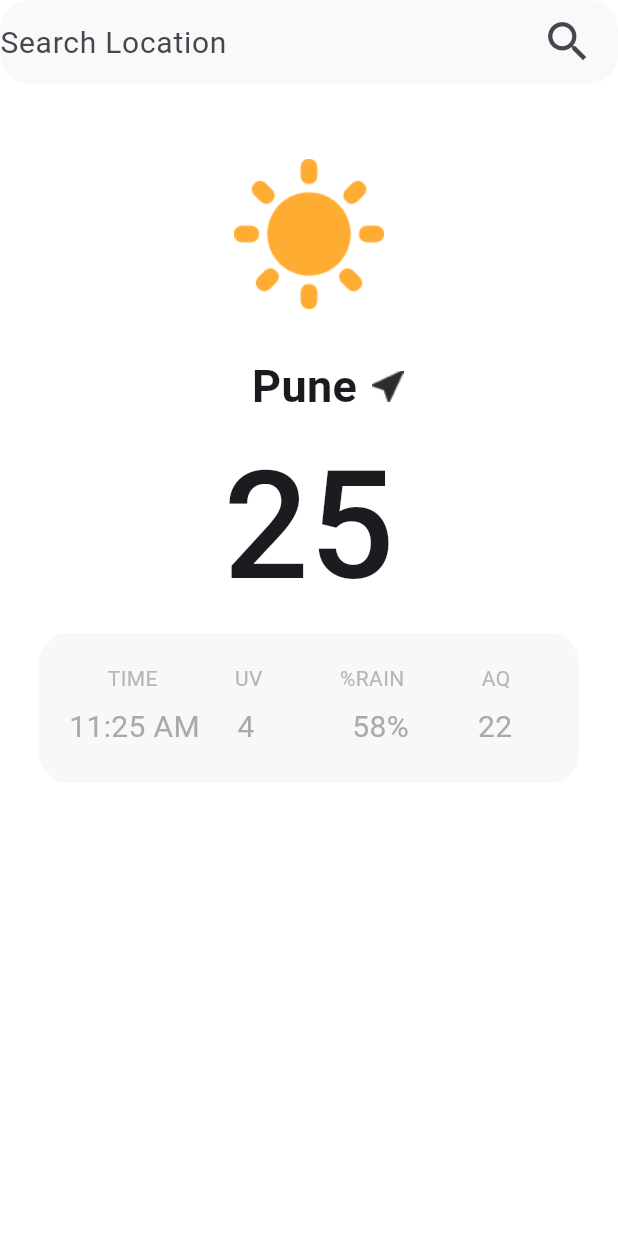
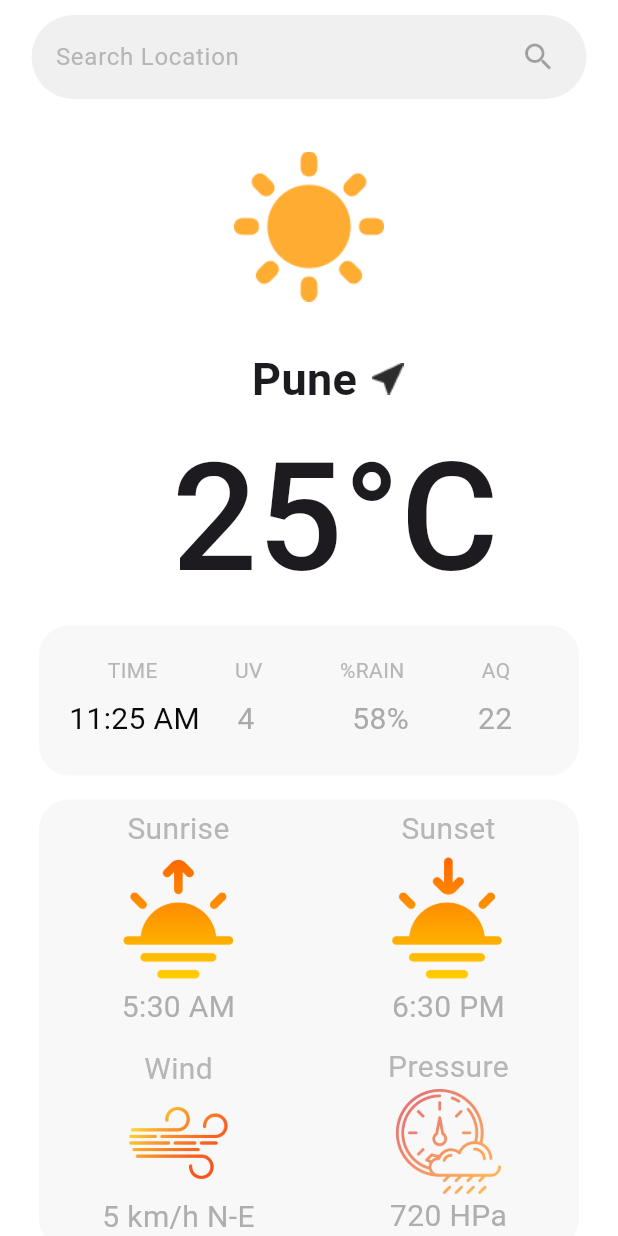
Before and after one commit to FragsterDev/weather-app-flutter, a Flutter app: the screen it shows after launch, on a phone screen of 412 x 824 dp. Run offline on Flutter 3.47's test engine with Material 3 defaults, Android fonts, the phone set to English and light mode, and no system bars.

Commit message:
new design addition and changes

```diff
--- a/lib/pages/weatherpage.dart
+++ b/lib/pages/weatherpage.dart
@@ -1,6 +1,12 @@
 // ignore_for_file: prefer_const_literals_to_create_immutables
 
 import 'package:flutter/material.dart';
+import 'package:weather_app/widgets/temparature_display.dart';
+import '../widgets/searchbar.dart';
+import '../widgets/weatherimage.dart';
+import '../widgets/cityshow.dart';
+import '../widgets/midinfo.dart';
+import '../widgets/bottominfo.dart';
 
 class WeatherPage extends StatefulWidget {
   const WeatherPage({super.key});
@@ -15,92 +21,19 @@ class _WeatherPageState extends State<WeatherPage> {
     return Scaffold(
       backgroundColor: Color.fromARGB(255, 255, 255, 255),
       body: SafeArea(
-        child: Container(
+        child: SingleChildScrollView(
           child: Column(
           children: [
-            Container(
-              decoration: BoxDecoration(
-                borderRadius: BorderRadius.circular(20),
-                color: Color.fromARGB(255, 249, 249, 249)
-              ),
-              child: TextFormField(
-                cursorHeight: 30,
-                decoration: InputDecoration(
-                  floatingLabelBehavior: FloatingLabelBehavior.never,
-                  suffixIcon: Padding(
-                    padding: const EdgeInsets.fromLTRB(8,8,16,8),
-                    child: InkWell(
-                      onTap: () => {},
-                      child: Icon(Icons.search, size: 35,),
-                    ),
-                  ),
-                  // contentPadding: EdgeInsets.all(15),
-                  label: Text('Search Location', style: TextStyle(fontSize: 20),),
-                  border: InputBorder.none,
-                  // border: OutlineInputBorder(
-                  //   borderRadius: BorderRadius.circular(20)
-                  // )
-                ),
-              ),
-            ),
-            SizedBox(height: 50),
-            Container(
-              width: 100,
-              height: 100,
-              // color: Colors.grey,
-              child: Image.asset("assets/icons/Group.png"),
-            ),
+            SizedBox(height: 10,),
+            Searchbar(),
+            SizedBox(height: 35),
+            Weatherimage(),
             SizedBox(height: 30),
-            Container(
-              child: Row(
-                mainAxisAlignment: MainAxisAlignment.center,
-                children: [
-                  SizedBox(width: 25,),
-                  Text('Pune',style: TextStyle(fontSize: 30, fontWeight: FontWeight.bold),),
-                  SizedBox(width: 10,),
-                  Image.asset('assets/icons/Vector.png')
-                ],
-              ),
-            ),
-            Text('25',style: TextStyle(fontSize: 100, fontWeight: FontWeight.w500),),
-            Container(
-              width: 360,
-              height: 100,
-              // color: const Color.fromARGB(255, 248, 248, 248),
-              decoration: BoxDecoration(
-                borderRadius: BorderRadius.circular(20),
-                color: const Color.fromARGB(255, 248, 248, 248),
-              ),
-              child: Column(
-                children: [
-                  Padding(
-                    padding: const EdgeInsets.fromLTRB(20,20,20,8),
-                    child: Row(
-                      mainAxisAlignment: MainAxisAlignment.spaceAround,
-                      children: [
-                        Text('TIME',style: TextStyle(color: Color.fromARGB(255, 182, 182, 182)),),
-                        Text('UV', style: TextStyle(color: Color.fromARGB(255, 182, 182, 182))),
-                        Text('%RAIN', style: TextStyle(color: Color.fromARGB(255, 182, 182, 182))),
-                        Text('AQ', style: TextStyle(color: Color.fromARGB(255, 182, 182, 182))),
-                        ],
-                    ),
-                  ),
-                  Row(
-                    // mainAxisAlignment: MainAxisAlignment.spaceAround,
-                    children: [
-                      SizedBox(width:20,),
-                      Text('11:25 AM',style: TextStyle(color: Color.fromARGB(255, 170, 170, 170), fontSize: 20),),
-                      SizedBox(width:25,),
-                      Text('4', style: TextStyle(color: Color.fromARGB(255, 170, 170, 170), fontSize: 20),),
-                      SizedBox(width:65,),
-                      Text('58%', style: TextStyle(color: Color.fromARGB(255, 170, 170, 170), fontSize: 20),),
-                      SizedBox(width:46,),
-                      Text('22', style: TextStyle(color: Color.fromARGB(255, 170, 170, 170), fontSize: 20),),
-                      ],
-                  )
-                ],
-              ),
-            )
+            City(),
+            TemperatureDisplay(),
+            MidInfo(),
+            SizedBox(height: 16,),
+            BottomInfo(),
           ],
                 ),
         ),),
--- /dev/null
+++ b/lib/widgets/bottominfo.dart
@@ -0,0 +1,80 @@
+import 'package:flutter/material.dart';
+
+class BottomInfo extends StatelessWidget {
+  const BottomInfo({super.key});
+
+  @override
+  Widget build(BuildContext context) {
+    return Container(
+              width: 360,
+              height: 300,
+              decoration: BoxDecoration(
+                borderRadius: BorderRadius.circular(20),
+                color: const Color.fromARGB(255, 248, 248, 248),
+              ),
+              child: Row(
+                mainAxisAlignment: MainAxisAlignment.spaceAround,
+                children: [
+                  Column(
+                    children: [
+                      SizedBox(height: 5,),
+                      Column(
+                        children: [
+
+                          Text('Sunrise', style: TextStyle(fontSize: 20, color: Color.fromARGB(255, 182, 182, 182)),),
+                          SizedBox(
+                            width: 90,
+                            height: 90,
+                            child: Image.asset('assets/icons/sunrise.png'),
+                          ),
+                          Text('5:30 AM', style: TextStyle(fontSize: 20, color: Color.fromARGB(255, 174, 174, 174)),)
+                        ],
+                      ),
+                      SizedBox(height: 12,),
+                      Column(
+                        children: [
+                          Text('Wind', style: TextStyle(fontSize: 20, color: Color.fromARGB(255, 182, 182, 182)),),
+                          SizedBox(
+                            width: 70,
+                            height: 70,
+                            child: Image.asset('assets/icons/wind.png'),
+                          ),
+                          Text('5 km/h N-E', style: TextStyle(fontSize: 20, color: Color.fromARGB(255, 174, 174, 174)),)
+                        ],
+                      ),
+
+                    ],
+                  ),
+                  Column(
+                    children: [
+                      SizedBox(height: 5,),
+                      Column(
+                        children: [
+                          Text('Sunset', style: TextStyle(fontSize: 20, color: Color.fromARGB(255, 182, 182, 182)),),
+                          SizedBox(
+                            width: 90,
+                            height: 90,
+                            child: Image.asset('assets/icons/sunset.png'),
+                          ),
+                          Text('6:30 PM', style: TextStyle(fontSize: 20, color: Color.fromARGB(255, 174, 174, 174)),)
+                        ],
+                      ),
+                      SizedBox(height: 11,),
+                      Column(
+                        children: [
+                          Text('Pressure', style: TextStyle(fontSize: 20, color: Color.fromARGB(255, 182, 182, 182)),),
+                          SizedBox(
+                            width: 70,
+                            height: 70,
+                            child: Image.asset('assets/icons/pressure.png'),
+                          ),
+                          Text('720 HPa', style: TextStyle(fontSize: 20, color: Color.fromARGB(255, 174, 174, 174)),)
+                        ],
+                      )
+                    ],
+                  ),
+                ],
+              ),
+            );
+  }
+}
--- /dev/null
+++ b/lib/widgets/cityshow.dart
@@ -0,0 +1,18 @@
+import 'package:flutter/material.dart';
+
+class City extends StatelessWidget {
+  const City({super.key});
+
+  @override
+  Widget build(BuildContext context) {
+    return Row(
+              mainAxisAlignment: MainAxisAlignment.center,
+              children: [
+                SizedBox(width: 25,),
+                Text('Pune',style: TextStyle(fontSize: 30, fontWeight: FontWeight.bold),),
+                SizedBox(width: 10,),
+                Image.asset('assets/icons/Vector.png')
+              ],
+            );
+  }
+}
--- /dev/null
+++ b/lib/widgets/midinfo.dart
@@ -0,0 +1,47 @@
+import 'package:flutter/material.dart';
+
+class MidInfo extends StatelessWidget {
+  const MidInfo({super.key});
+
+  @override
+  Widget build(BuildContext context) {
+    return Container(
+              width: 360,
+              height: 100,
+              // color: const Color.fromARGB(255, 248, 248, 248),
+              decoration: BoxDecoration(
+                borderRadius: BorderRadius.circular(20),
+                color: const Color.fromARGB(255, 248, 248, 248),
+              ),
+              child: Column(
+                children: const [
+                  Padding(
+                    padding: EdgeInsets.fromLTRB(20,20,20,8),
+                    child: Row(
+                      mainAxisAlignment: MainAxisAlignment.spaceAround,
+                      children: [
+                        Text('TIME',style: TextStyle(color: Color.fromARGB(255, 182, 182, 182)),),
+                        Text('UV', style: TextStyle(color: Color.fromARGB(255, 182, 182, 182))),
+                        Text('%RAIN', style: TextStyle(color: Color.fromARGB(255, 182, 182, 182))),
+                        Text('AQ', style: TextStyle(color: Color.fromARGB(255, 182, 182, 182))),
+                        ],
+                    ),
+                  ),
+                  Row(
+                    // mainAxisAlignment: MainAxisAlignment.spaceAround,
+                    children: [
+                      SizedBox(width:20,),
+                      Text('11:25 AM',style: TextStyle(color: Color.fromARGB(255, 10, 8, 8), fontSize: 20),),
+                      SizedBox(width:25,),
+                      Text('4', style: TextStyle(color: Color.fromARGB(255, 170, 170, 170), fontSize: 20),),
+                      SizedBox(width:65,),
+                      Text('58%', style: TextStyle(color: Color.fromARGB(255, 170, 170, 170), fontSize: 20),),
+                      SizedBox(width:46,),
+                      Text('22', style: TextStyle(color: Color.fromARGB(255, 170, 170, 170), fontSize: 20),),
+                      ],
+                  )
+                ],
+              ),
+            );
+  }
+}
--- /dev/null
+++ b/lib/widgets/searchbar.dart
@@ -0,0 +1,29 @@
+import 'package:flutter/material.dart';
+
+class Searchbar extends StatefulWidget {
+  const Searchbar({super.key});
+
+  @override
+  State<Searchbar> createState() => _SearchbarState();
+}
+
+class _SearchbarState extends State<Searchbar> {
+  @override
+  Widget build(BuildContext context) {
+    return SizedBox(
+              width: 370,
+              child: const SearchBar(
+                trailing: <Widget>[
+                  IconButton(onPressed: null, icon: Icon(Icons.search),),
+                ],
+                elevation: WidgetStatePropertyAll(0),
+                backgroundColor: WidgetStatePropertyAll(Color.fromARGB(255, 240, 240, 240),),
+                hintText: 'Search Location',
+                hintStyle: WidgetStatePropertyAll(TextStyle(
+                  color: Color.fromARGB(255, 182, 182, 182),
+                ),
+                ),
+              ),
+            );
+  }
+}
--- /dev/null
+++ b/lib/widgets/temparature_display.dart
@@ -0,0 +1,18 @@
+import 'package:flutter/material.dart';
+
+class TemperatureDisplay extends StatelessWidget {
+  const TemperatureDisplay({super.key});
+
+  @override
+  Widget build(BuildContext context) {
+    return Row(
+              mainAxisAlignment: MainAxisAlignment.center,
+              children: const [
+                SizedBox(width: 35,),
+                Text('25',style: TextStyle(fontSize: 100, fontWeight: FontWeight.w500),),
+                Text('\u00B0',style: TextStyle(fontSize: 100, fontWeight: FontWeight.w500),),
+                Text('C',style: TextStyle(fontSize: 100, fontWeight: FontWeight.w500),),
+              ],
+            );
+  }
+}
--- /dev/null
+++ b/lib/widgets/weatherimage.dart
@@ -0,0 +1,15 @@
+import 'package:flutter/material.dart';
+
+class Weatherimage extends StatelessWidget {
+  const Weatherimage({super.key});
+
+  @override
+  Widget build(BuildContext context) {
+    return SizedBox(
+              width: 100,
+              height: 100,
+              // color: Colors.grey,
+              child: Image.asset("assets/icons/Group.png"),
+          );
+  }
+}
```
Also changed, not shown: assets/icons/pressure.png (added), assets/icons/sunrise.png (added), assets/icons/sunset.png (added), assets/icons/wind-socket.png (added), assets/icons/wind.png (added).
